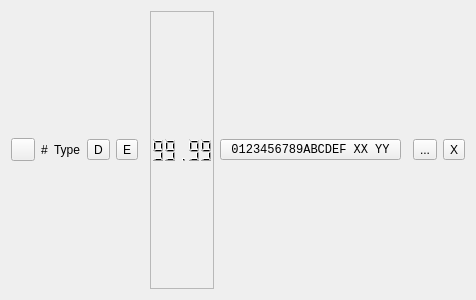
Qt form Gui/IEC/IECFoundryDiskRowWidget.ui (mzsoftsoftware/C64Foundry) before a commit.
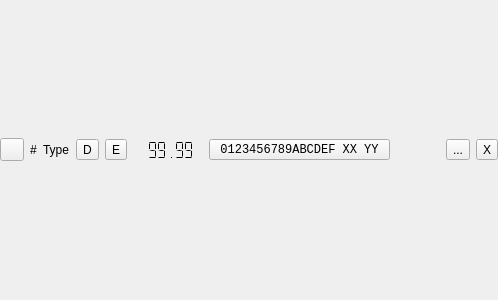
The same form after that commit. Icons and pictures are not drawn. Custom widgets are drawn as their Qt base class.

The edit to the form file:
```diff
--- a/Gui/IEC/IECFoundryDiskRowWidget.ui
+++ b/Gui/IEC/IECFoundryDiskRowWidget.ui
@@ -6,7 +6,7 @@
    <rect>
     <x>0</x>
     <y>0</y>
-    <width>400</width>
+    <width>498</width>
     <height>300</height>
    </rect>
   </property>
@@ -14,6 +14,18 @@
    <string>Form</string>
   </property>
   <layout class="QHBoxLayout" name="horizontalLayout">
+   <property name="leftMargin">
+    <number>0</number>
+   </property>
+   <property name="topMargin">
+    <number>0</number>
+   </property>
+   <property name="rightMargin">
+    <number>0</number>
+   </property>
+   <property name="bottomMargin">
+    <number>0</number>
+   </property>
    <item>
     <widget class="QToolButton" name="toolButton_Power">
      <property name="toolTip">
@@ -68,8 +80,19 @@
    </item>
    <item>
     <widget class="QLCDNumber" name="lcdNumber_TrackSector">
+     <property name="maximumSize">
+      <size>
+       <width>16777215</width>
+       <height>20</height>
+      </size>
+     </property>
+     <property name="font">
+      <font>
+       <pointsize>9</pointsize>
+      </font>
+     </property>
      <property name="frameShape">
-      <enum>QFrame::Shape::StyledPanel</enum>
+      <enum>QFrame::Shape::NoFrame</enum>
      </property>
      <property name="smallDecimalPoint">
       <bool>false</bool>
@@ -81,7 +104,7 @@
       <enum>QLCDNumber::Mode::Dec</enum>
      </property>
      <property name="segmentStyle">
-      <enum>QLCDNumber::SegmentStyle::Filled</enum>
+      <enum>QLCDNumber::SegmentStyle::Flat</enum>
      </property>
      <property name="value" stdset="0">
       <double>99.989999999999995</double>
```
